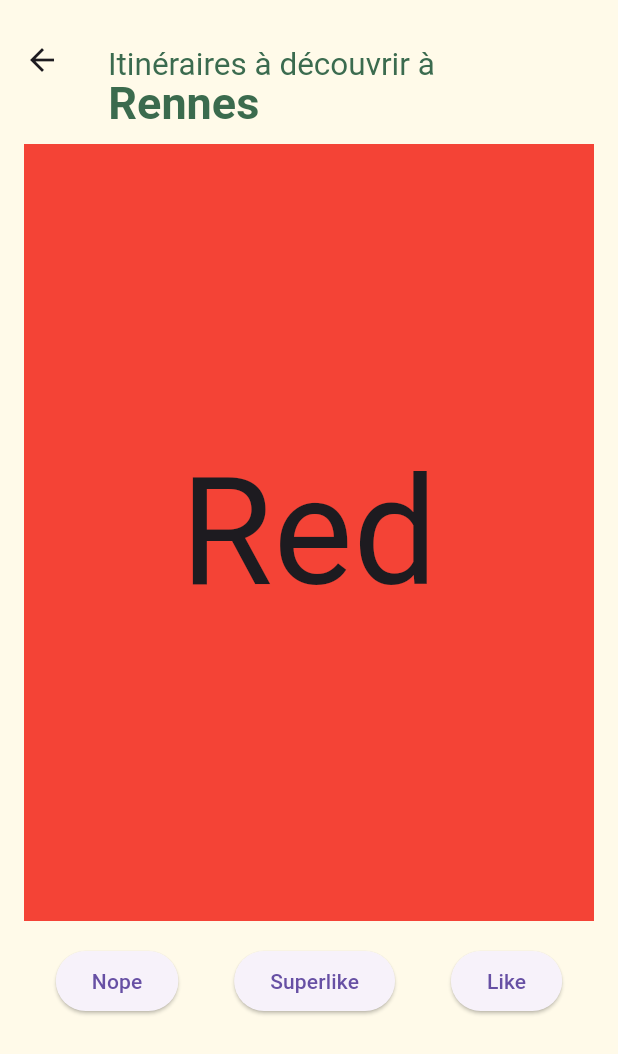
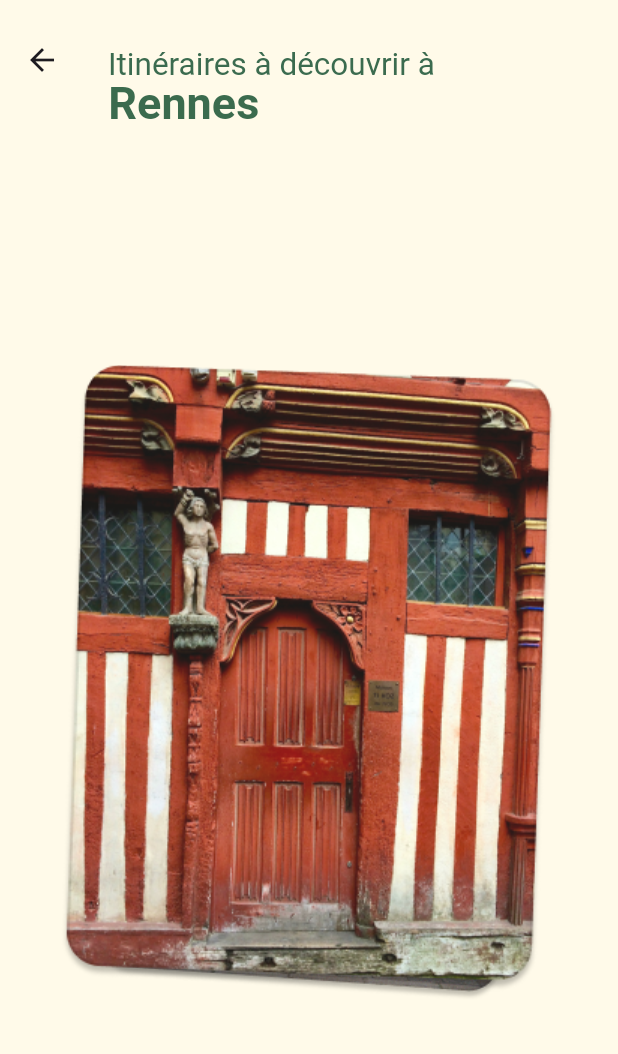
Before and after one commit to davg80/lamna_flutter, a Flutter app: the ItineraryPage screen opened directly, on a phone screen of 412 x 824 dp. Shown: the top 1054 px of the screen. Run offline on Flutter 3.47's test engine with Material 3 defaults, Android fonts, the light colour scheme and no system bars; drawn by our look-alikes of flutter_card_swiper, swipe_cards; our stand-ins replace carousel_slider; Roboto replaces fonts that are missing (Clash Display Variable).

Commit message:
swipe itinerary

```diff
--- a/lib/pages/itinerary_page.dart
+++ b/lib/pages/itinerary_page.dart
@@ -1,8 +1,7 @@
 import 'package:flutter/material.dart';
+import 'package:flutter_card_swiper/flutter_card_swiper.dart';
 import 'package:lamna/utils/constants/color_constants.dart';
 import 'package:lamna/utils/widgets/itinerary/title_itinerary.dart';
-import 'package:swipe_cards/draggable_card.dart';
-import 'package:swipe_cards/swipe_cards.dart';
 
 class ItineraryPage extends StatefulWidget {
   const ItineraryPage({super.key});
@@ -12,62 +11,25 @@ class ItineraryPage extends StatefulWidget {
 }
 
 class _ItineraryPageState extends State<ItineraryPage> {
-  final List<SwipeItem> _swipeItems = [];
-  late MatchEngine _matchEngine;
-  final GlobalKey<ScaffoldState> _scaffoldKey = GlobalKey();
-  final List<String> _names = ["Red", "Blue", "Green", "Yellow", "Orange"];
-  final List<Color> _colors = [
-    Colors.red,
-    Colors.blue,
-    Colors.green,
-    Colors.yellow,
-    Colors.orange
+  List<Container> cards = [
+    Container(
+      alignment: Alignment.center,
+      child: Image.asset("assets/pictures/itinerary/itinerary1.png"),
+    ),
+    Container(
+      alignment: Alignment.center,
+      child: Image.asset("assets/pictures/itinerary/itinerary2.png"),
+    ),
   ];
 
   @override
   void initState() {
-    for (int i = 0; i < _names.length; i++) {
-      _swipeItems.add(
-        SwipeItem(
-            content: Content(text: _names[i], color: _colors[i]),
-            likeAction: () {
-              ScaffoldMessenger.of(context).showSnackBar(
-                SnackBar(
-                  content: Text("Liked ${_names[i]}"),
-                  duration: const Duration(milliseconds: 500),
-                ),
-              );
-            },
-            nopeAction: () {
-              ScaffoldMessenger.of(context).showSnackBar(
-                SnackBar(
-                  content: Text("Nope ${_names[i]}"),
-                  duration: const Duration(milliseconds: 500),
-                ),
-              );
-            },
-            superlikeAction: () {
-              ScaffoldMessenger.of(context).showSnackBar(
-                SnackBar(
-                  content: Text("Superliked ${_names[i]}"),
-                  duration: const Duration(milliseconds: 500),
-                ),
-              );
-            },
-            onSlideUpdate: (SlideRegion? region) async {
-              print("Region $region");
-            }),
-      );
-    }
-
-    _matchEngine = MatchEngine(swipeItems: _swipeItems);
     super.initState();
   }
 
   @override
   Widget build(BuildContext context) {
     return Scaffold(
-      key: _scaffoldKey,
       appBar: AppBar(
         title: const Padding(
           padding: EdgeInsets.only(top: 18.0),
@@ -77,52 +39,13 @@ class _ItineraryPageState extends State<ItineraryPage> {
         elevation: 0,
         toolbarHeight: 80,
       ),
-      body: SingleChildScrollView(
-        child: Column(children: [
-          SizedBox(
-            height: 550,
-            child: SwipeCards(
-              matchEngine: _matchEngine,
-              itemBuilder: (BuildContext context, int index) {
-                return Container(
-                  alignment: Alignment.center,
-                  color: _swipeItems[index].content.color,
-                  child: Text(
-                    _swipeItems[index].content.text,
-                    style: const TextStyle(fontSize: 100),
-                  ),
-                );
-              },
-              onStackFinished: () {
-                ScaffoldMessenger.of(context).showSnackBar(const SnackBar(
-                  content: Text("Stack Finished"),
-                  duration: Duration(milliseconds: 500),
-                ));
-              },
-              itemChanged: (SwipeItem item, int index) {
-                print("item: ${item.content.text}, index: $index");
-              },
-              upSwipeAllowed: true,
-              fillSpace: true,
-            ),
-          ),
-          Row(
-            mainAxisAlignment: MainAxisAlignment.spaceEvenly,
-            children: [
-              ElevatedButton(onPressed: () {}, child: const Text("Nope")),
-              ElevatedButton(onPressed: () {}, child: const Text("Superlike")),
-              ElevatedButton(onPressed: () {}, child: const Text("Like"))
-            ],
-          )
-        ]),
+      body: Flexible(
+        child: CardSwiper(
+          cardsCount: cards.length,
+          cardBuilder: (context, index, percentThresholdX, percentThresholdY) =>
+              cards[index],
+        ),
       ),
     );
   }
 }
-
-class Content {
-  final String text;
-  final Color color;
-
-  Content({required this.text, required this.color});
-}
--- a/pubspec.yaml
+++ b/pubspec.yaml
@@ -10,8 +10,8 @@ dependencies:
   carousel_slider: ^4.2.1
   flutter:
     sdk: flutter
+  flutter_card_swiper: ^6.0.0
   provider: ^6.1.1
-  swipe_cards: ^2.0.0+1
 
 dev_dependencies:
   flutter_test:
```
Also changed, not shown: pubspec.lock.
